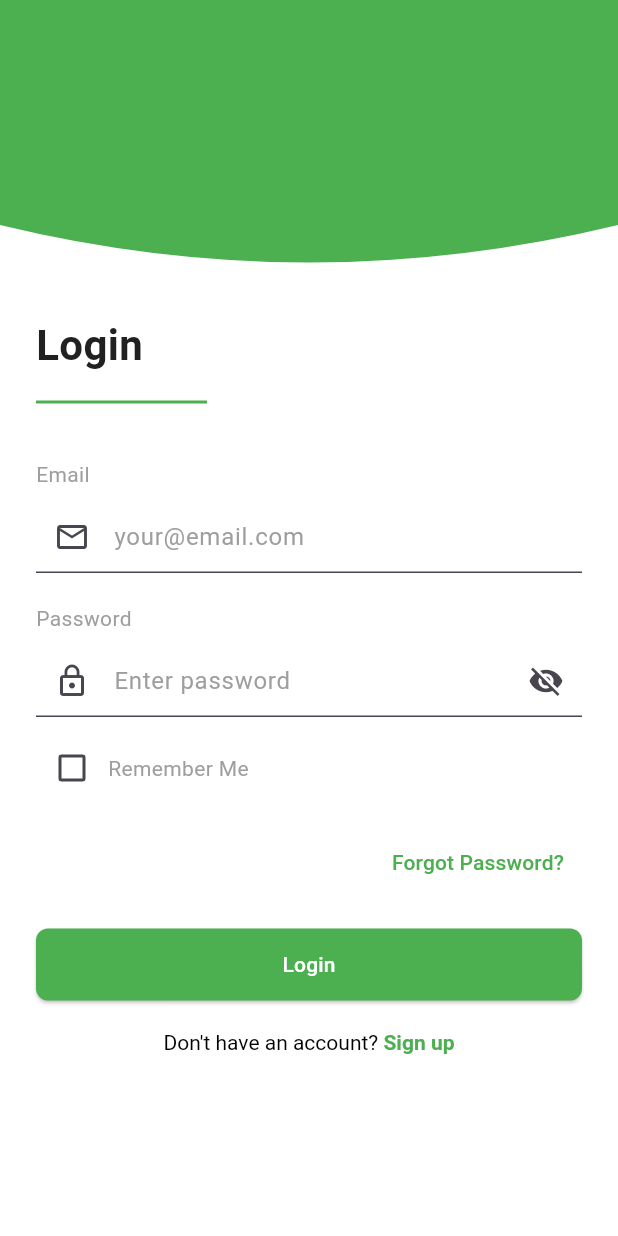
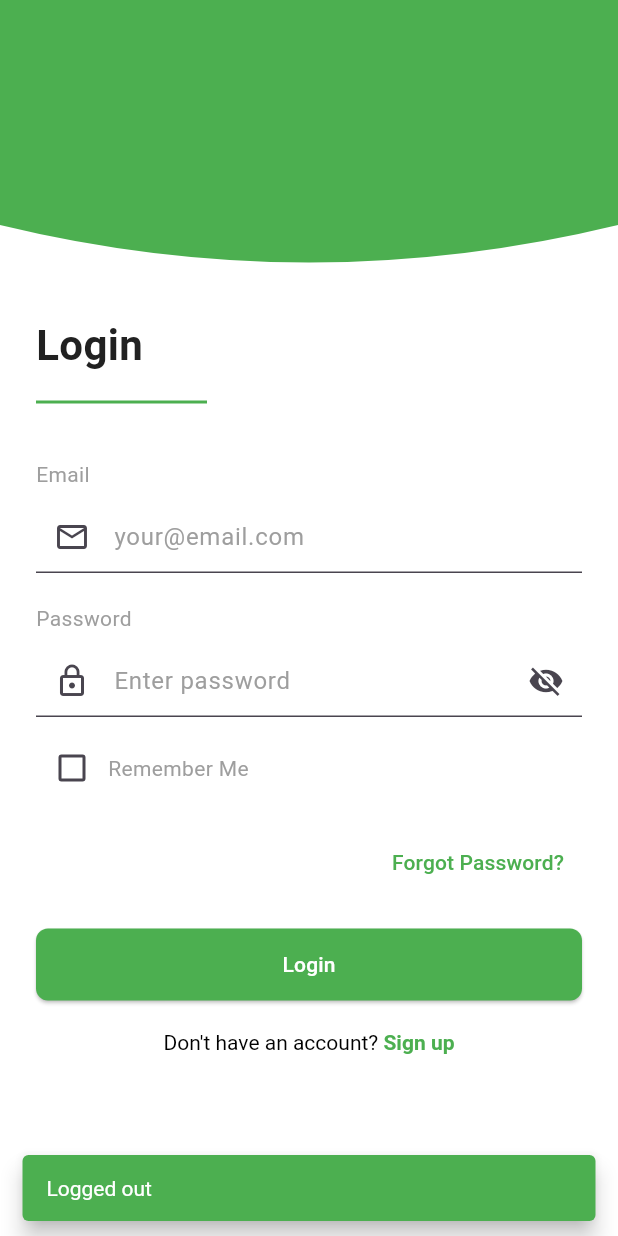
Before and after one commit to MomenRaddad/Mealy_App, a Flutter app: the SettingsPreferencesScreen screen opened directly, after a tap on "Logout", on a phone screen of 412 x 824 dp. Run offline on Flutter 3.47's test engine with Material 3 defaults, Android fonts, the phone set to English and light mode, and no system bars; our stand-ins replace cached_network_image, cloud_firestore, connectivity_plus, firebase_auth, firebase_core, firebase_storage and 4 more; accounts and stored records are empty.

Commit message:
Implement logout functionality with feedback and session clearing in settings screen

```diff
--- a/lib/view/screens/user_screens/settings/settings_screen.dart
+++ b/lib/view/screens/user_screens/settings/settings_screen.dart
@@ -1,8 +1,10 @@
 import 'package:firebase_auth/firebase_auth.dart';
 import 'package:flutter/material.dart';
+import 'package:meal_app/models/user_session.dart';
 import 'package:provider/provider.dart';
 import 'package:meal_app/provider/theme_provider.dart';
 import 'package:meal_app/view/screens/user_screens/history/history_summary_screen.dart';
+import 'package:shared_preferences/shared_preferences.dart';
 
 class SettingsPreferencesScreen extends StatefulWidget {
   const SettingsPreferencesScreen({super.key});
@@ -55,7 +57,7 @@ class _SettingsPreferencesScreenState extends State<SettingsPreferencesScreen> {
     ).showSnackBar(const SnackBar(content: Text("Cache cleared")));
   }
 
-  void _logout() async {
+  /* void _logout() async {
     await FirebaseAuth.instance.signOut();
 
     Navigator.of(
@@ -65,6 +67,37 @@ class _SettingsPreferencesScreenState extends State<SettingsPreferencesScreen> {
     // ScaffoldMessenger.of(
     //   context,
     // ).showSnackBar(const SnackBar(content: Text("Logged out")));
+  } */
+
+  Future<void> _logout() async {
+    try {
+      // Firebase Sign Out
+      await FirebaseAuth.instance.signOut();
+
+      // Clear SharedPreferences (rememberMe)
+      final prefs = await SharedPreferences.getInstance();
+      await prefs.remove('rememberMe');
+      await prefs.remove('lastResetTime');
+
+      // Clear Session
+      UserSession.clear();
+
+      // Show Feedback
+      if (context.mounted) {
+        ScaffoldMessenger.of(context).showSnackBar(
+          const SnackBar(content: Text("Logged out")),
+        );
+
+        // Navigate to login screen
+        Navigator.pushNamedAndRemoveUntil(context, '/login', (route) => false);
+      }
+    } catch (e) {
+      if (context.mounted) {
+        ScaffoldMessenger.of(context).showSnackBar(
+          SnackBar(content: Text("Logout failed: ${e.toString()}")),
+        );
+      }
+    }
   }
 
   void _openHistoryScreen() {
```
